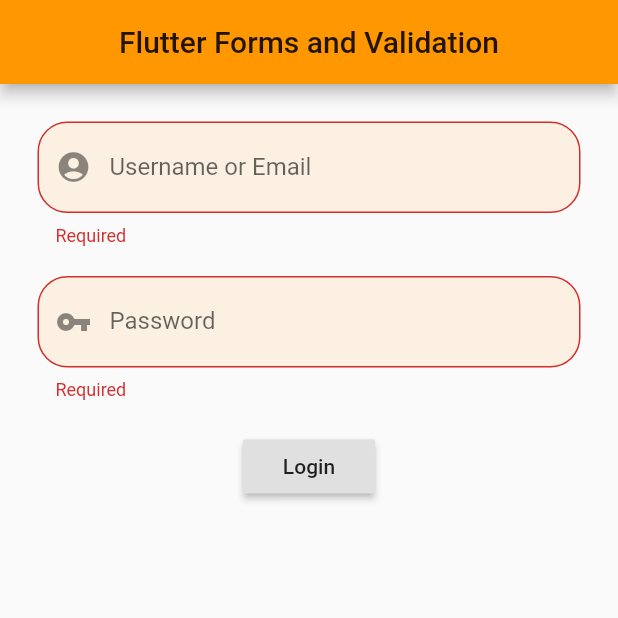
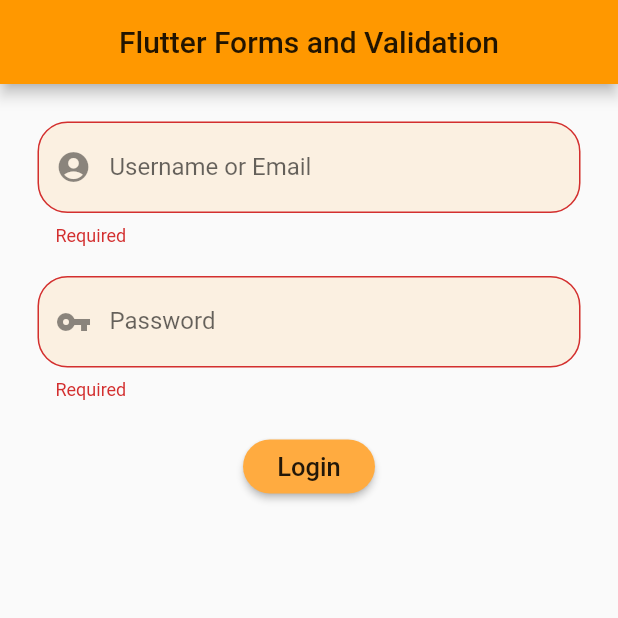
Before and after one commit to ahmeriqbal7aa/flutter_forms_validation, a Flutter app: the screen it shows after launch, on a phone screen of 412 x 824 dp, the top half of it. Run offline on Flutter 3.47's test engine with Material 2 defaults, Android fonts, the phone set to English and light mode, and no system bars; our stand-ins replace form_field_validator.

```diff
--- a/lib/main.dart
+++ b/lib/main.dart
@@ -1,5 +1,6 @@
 import 'package:flutter/cupertino.dart';
 import 'package:flutter/material.dart';
+import 'package:form_field_validator/form_field_validator.dart';
 
 void main() => runApp(MyApp());
 
@@ -32,23 +33,23 @@ class _HomePageState extends State<HomePage> {
     }
   }
 
-  String emailValidate(val) {
-    if (val.isEmpty) {
-      return 'Required';
-    } else {
-      return null;
-    }
-  }
-
-  String pwdValidate(val) {
-    if (val.isEmpty) {
-      return 'Required';
-    } else if (val.length < 6) {
-      return 'Minimum 6 Required';
-    } else {
-      return null;
-    }
-  }
+  // String emailValidate(val) {
+  //   if (val.isEmpty) {
+  //     return 'Required';
+  //   } else {
+  //     return null;
+  //   }
+  // }
+  //
+  // String pwdValidate(val) {
+  //   if (val.isEmpty) {
+  //     return 'Required';
+  //   } else if (val.length < 6) {
+  //     return 'Minimum 6 Required';
+  //   } else {
+  //     return null;
+  //   }
+  // }
 
   @override
   Widget build(BuildContext context) {
@@ -67,7 +68,13 @@ class _HomePageState extends State<HomePage> {
             child: Column(
               children: [
                 TextFormField(
-                  validator: emailValidate,
+                  // validator: emailValidate,
+                  // validator: EmailValidator(errorText: 'Not Valid'),
+                  // To add multi validator we pass list as below
+                  validator: MultiValidator([
+                    RequiredValidator(errorText: 'Required'),
+                    EmailValidator(errorText: 'Not Valid')
+                  ]),
                   cursorColor: Colors.black,
                   style: TextStyle(fontSize: 18.0, color: Colors.black),
                   decoration: InputDecoration(
@@ -84,7 +91,11 @@ class _HomePageState extends State<HomePage> {
                 ),
                 SizedBox(height: 20.0),
                 TextFormField(
-                  validator: pwdValidate,
+                  // validator: pwdValidate,
+                  validator: MultiValidator([
+                    RequiredValidator(errorText: 'Required'),
+                    MinLengthValidator(6, errorText: 'Minimum 6 Required')
+                  ]),
                   cursorColor: Colors.black,
                   style: TextStyle(fontSize: 18.0, color: Colors.black),
                   decoration: InputDecoration(
@@ -103,7 +114,10 @@ class _HomePageState extends State<HomePage> {
                   padding: EdgeInsets.only(top: 20.0),
                   child: RaisedButton(
                     onPressed: validate,
-                    child: Text('Login'),
+                    color: Colors.orangeAccent,
+                    child: Text('Login', style: TextStyle(fontSize: 17.0)),
+                    shape: RoundedRectangleBorder(
+                        borderRadius: BorderRadius.circular(20.0)),
                   ),
                 )
               ],
```
